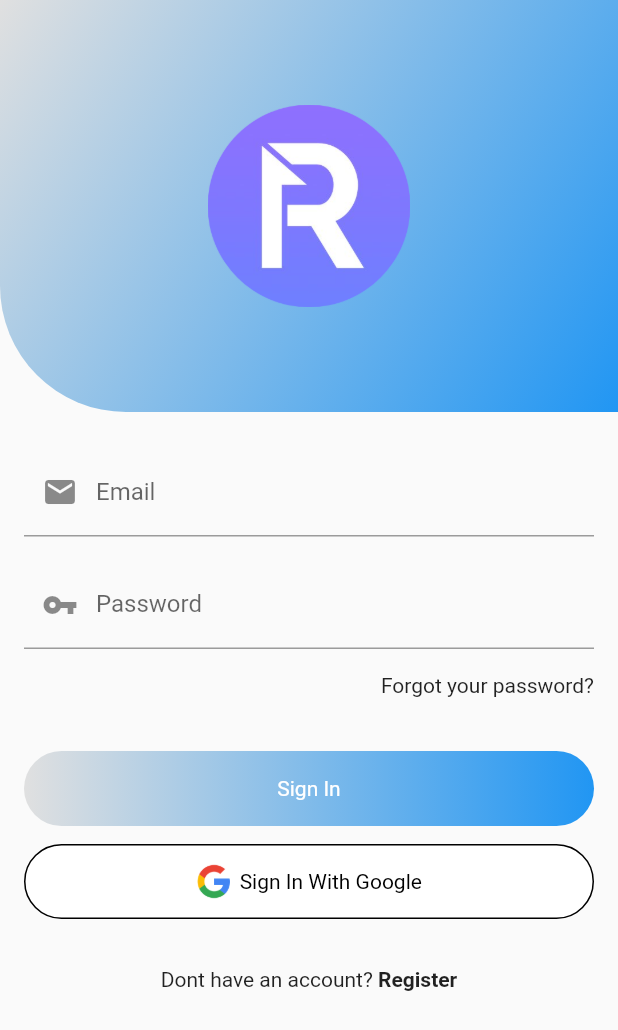
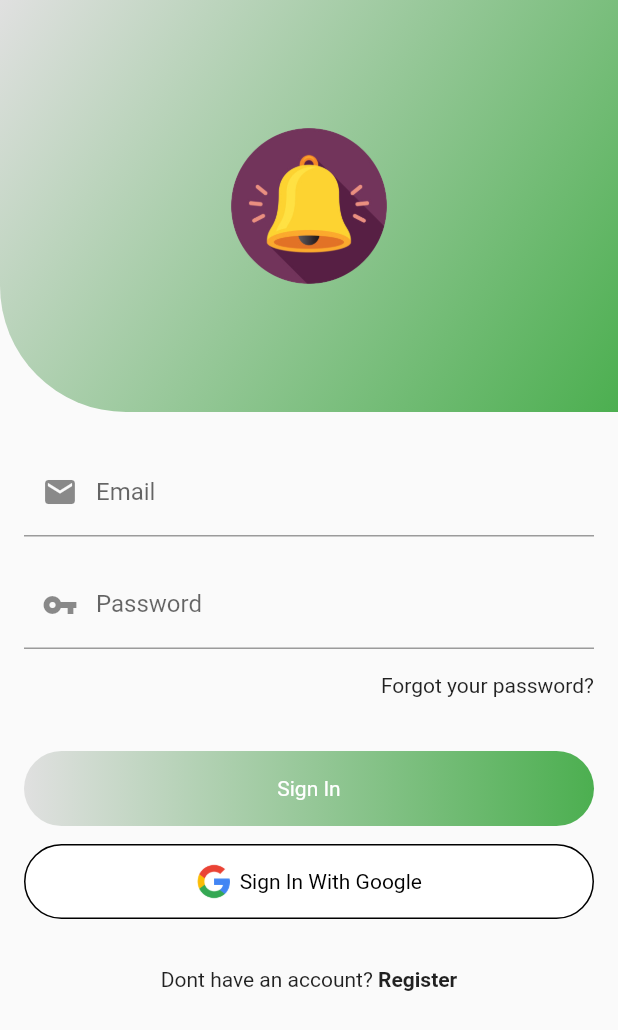
Before and after one commit to diogosequeira94/bell-security-mvp, a Flutter app: the screen it shows after launch, on a phone screen of 412 x 824 dp. Shown: the top 1030 px of the screen. Run offline on Flutter 3.47's test engine with Material 2 defaults, Android fonts, the phone set to English and light mode, and no system bars.

Commit message:
swapped logo

```diff
--- a/lib/login/presentation/pages/login_page.dart
+++ b/lib/login/presentation/pages/login_page.dart
@@ -24,9 +24,11 @@ class LoginPage extends StatelessWidget {
                   children: [
                     const SizedBox(height: 8.0),
                     TextFormField(
+                        style: TextStyle(color: Colors.green),
                         decoration: const InputDecoration(
                           prefixIcon: Icon(Icons.email),
                           labelText: LoginStrings.textFieldEmailLabel,
+                          focusColor: Colors.green,
                         ),
                         autocorrect: false,
                         onChanged: (value) {
--- a/lib/login/presentation/widgets/login_button.dart
+++ b/lib/login/presentation/widgets/login_button.dart
@@ -32,7 +32,7 @@ class LoginButtonWidget extends StatelessWidget {
                               ? Theme.of(context).buttonColor
                               : Color(0xFF0b0b0d),
                           isAffirmative
-                              ? Theme.of(context).accentColor
+                              ? Colors.green
                               : Color(0xFF1d1e22),
                         ]
                       : [Colors.grey, Colors.grey],
--- a/lib/login/presentation/widgets/login_page_header.dart
+++ b/lib/login/presentation/widgets/login_page_header.dart
@@ -16,7 +16,7 @@ class LoginPageHeader extends StatelessWidget {
                   end: Alignment.bottomRight,
                   colors: [
                     Theme.of(context).buttonColor,
-                    Theme.of(context).accentColor,
+                    Colors.green,
                   ],
                 ),
                 borderRadius: BorderRadius.only(bottomLeft: Radius.circular(84.0))
--- a/lib/login/utils/login_strings.dart
+++ b/lib/login/utils/login_strings.dart
@@ -4,19 +4,18 @@ class LoginStrings {
   static const String nextBtn = "Next";
   static const String skipBtn = "Skip";
   static const String appLogoPath = "assets/ryze-app-logo.jpg";
-  static const String appLogoCirclePath = "assets/ryze-app-logo-circle.png";
+  static const String appLogoCirclePath = "assets/bell-icon-logo.png";
   static const String firstOnBoardPath = "assets/onboarding-01.jpg";
   static const String secondOnBoardPath = "assets/onboarding-02.jpg";
   static const String googleIconPath = 'assets/google-logo.png';
-
-
 
   //Failures
   static const String cancelledByUser = "Cancelled";
   static const String serverError = "Server error";
   static const String emailAlreadyInUse = "Email already in use";
   static const String emailNotFound = "Email is not registered yet";
-  static const String invalidCredentials = "Invalid email and password combination";
+  static const String invalidCredentials =
+      "Invalid email and password combination";
 
   //TextField
   static const String textFieldFirstName = "First Name";
--- a/pubspec.yaml
+++ b/pubspec.yaml
@@ -21,7 +21,7 @@ flutter:
   # To add assets to your application, add an assets section, like this:
   assets:
     - assets/google-logo.png
-    - assets/ryze-app-logo-circle.png
+    - assets/bell-icon-logo.png
 
   # To add custom fonts to your application, add a fonts section here,
   # in this "flutter" section. Each entry in this list should have a
```
Also changed, not shown: assets/bell-icon-logo.png (added), assets/ryze-app-logo-circle.png (deleted).
